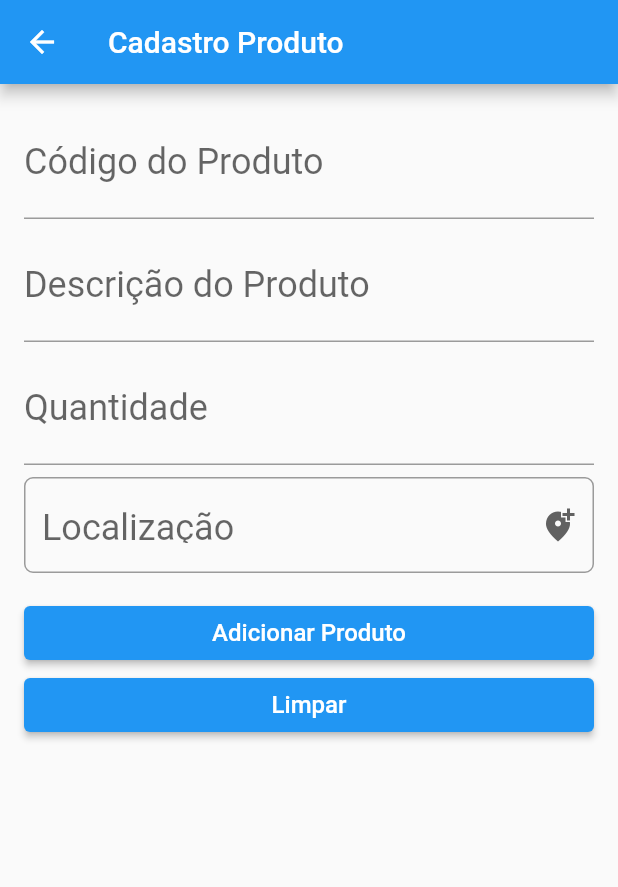
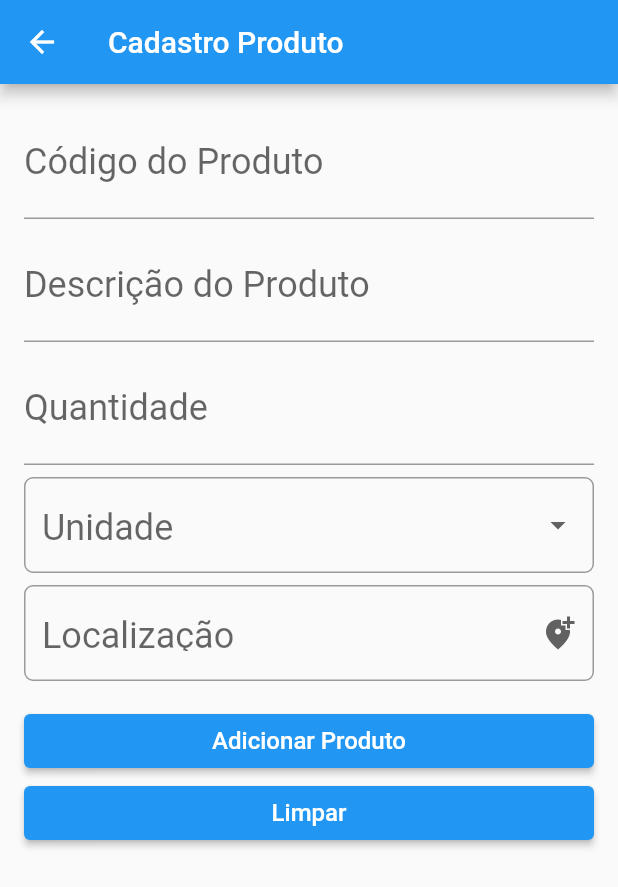
Before and after one commit to Gabriel-Campos-Marques/cad_Produtos, a Flutter app: the cadProdutoForm screen opened directly, after a tap on "Adicionar Produto", on a phone screen of 412 x 824 dp. Shown: the top 887 px of the screen. Run offline on Flutter 3.47's test engine with Material 2 defaults, Android fonts, the phone set to English and light mode, and no system bars.

Commit message:
Finalizado com a adição do botão unidade de médida

```diff
--- a/lib/models/class.dart
+++ b/lib/models/class.dart
@@ -1,14 +1,20 @@
 class Produto {
   final String codProduto;
   final String descProduto;
-  final int qdtProduto;
+  final int qtdProduto;
   final String? localProduto;
+  final String? unidadeMedida;
 
   Produto(
-      this.codProduto, this.descProduto, this.qdtProduto, this.localProduto);
+    this.codProduto,
+    this.descProduto,
+    this.qtdProduto,
+    this.localProduto,
+    this.unidadeMedida,
+  );
 
   @override
   String toString() {
-    return 'Produto{codProduto: $codProduto, descProduto: $descProduto, qdtProduto: $qdtProduto, localProduto: $localProduto}';
+    return 'Produto{codProduto: $codProduto, descProduto: $descProduto, qdtProduto: $qtdProduto, localProduto: $localProduto, unidadeMedida: $unidadeMedida}';
   }
 }
--- a/lib/screens/cadProduto_form.dart
+++ b/lib/screens/cadProduto_form.dart
@@ -19,18 +19,23 @@ class cadProdutoFormState extends State<cadProdutoForm> {
     'Rejeitados',
     'Acabados'
   ];
+  List<String> unidades = [
+    'Kg',
+    'unid.',
+    'pc.',
+  ];
 
   final TextEditingController _codProduto = TextEditingController();
   final TextEditingController _descProduto = TextEditingController();
   final TextEditingController _qdtProduto = TextEditingController();
 
   String? localizacaoProduto;
+  String? unidadeMedida;
 
   void limpaCampos() {
     _codProduto.clear();
     _descProduto.clear();
     _qdtProduto.clear();
-    localizacaoProduto = null;
   }
 
   @override
@@ -79,6 +84,38 @@ class cadProdutoFormState extends State<cadProdutoForm> {
                   )),
                   items: [
                     DropdownMenuItem(
+                      child: Text(unidades[0]),
+                      value: unidades[0],
+                    ),
+                    DropdownMenuItem(
+                      child: Text(unidades[1]),
+                      value: unidades[1],
+                    ),
+                    DropdownMenuItem(
+                      child: Text(unidades[2]),
+                      value: unidades[2],
+                    )
+                  ],
+
+                  onChanged: (value) => setState(() {
+                    unidadeMedida = value;
+                  }),
+                  hint: const Text('Unidade'),
+                  style: const TextStyle(fontSize: 24.0, color: Colors.black),
+                  icon: const Icon(Icons.arrow_drop_down),
+                ),
+              ),
+            ),Padding(
+              padding: const EdgeInsets.only(top: 8.0),
+              child: SizedBox(
+                width: double.maxFinite,
+                child: DropdownButtonFormField<String>(
+                  decoration: InputDecoration(
+                      border: OutlineInputBorder(
+                    borderRadius: BorderRadius.circular(6),
+                  )),
+                  items: [
+                    DropdownMenuItem(
                       child: Text(localizacoes[0]),
                       value: localizacoes[0],
                     ),
@@ -114,9 +151,10 @@ class cadProdutoFormState extends State<cadProdutoForm> {
                     final String codigo = _codProduto.text;
                     final String descricao = _descProduto.text;
                     final int? quantidade = int.tryParse(_qdtProduto.text);
+                    final String unidadeProduto = unidadeMedida.toString();
                     final String localizado = localizacaoProduto.toString();
                     final Produto newProduto =
-                        Produto(codigo, descricao, quantidade!, localizado);
+                        Produto(codigo, descricao, quantidade!, localizado, unidadeProduto);
                     Navigator.pop(context, newProduto);
                   },
                   child: const Text(
```
